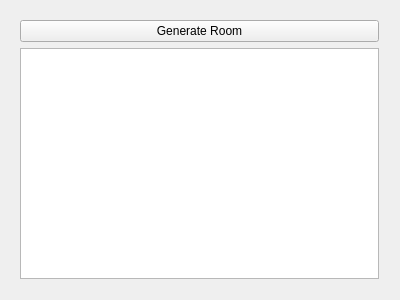
First picture: the form in mainwindow.ui, repository erickveil/UndermountainRooms, before the edit.
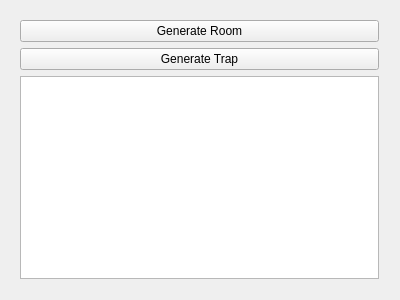
Second picture: the form after the edit.

Commit message: Added many new traps and triggers

```diff
--- a/mainwindow.ui
+++ b/mainwindow.ui
@@ -31,6 +31,13 @@
        </property>
       </widget>
      </item>
+     <item>
+      <widget class="QPushButton" name="genTrap">
+       <property name="text">
+        <string>Generate Trap</string>
+       </property>
+      </widget>
+     </item>
      <item>
       <widget class="QPlainTextEdit" name="resultArea"/>
      </item>
```
The commit also changes 5 other files.
